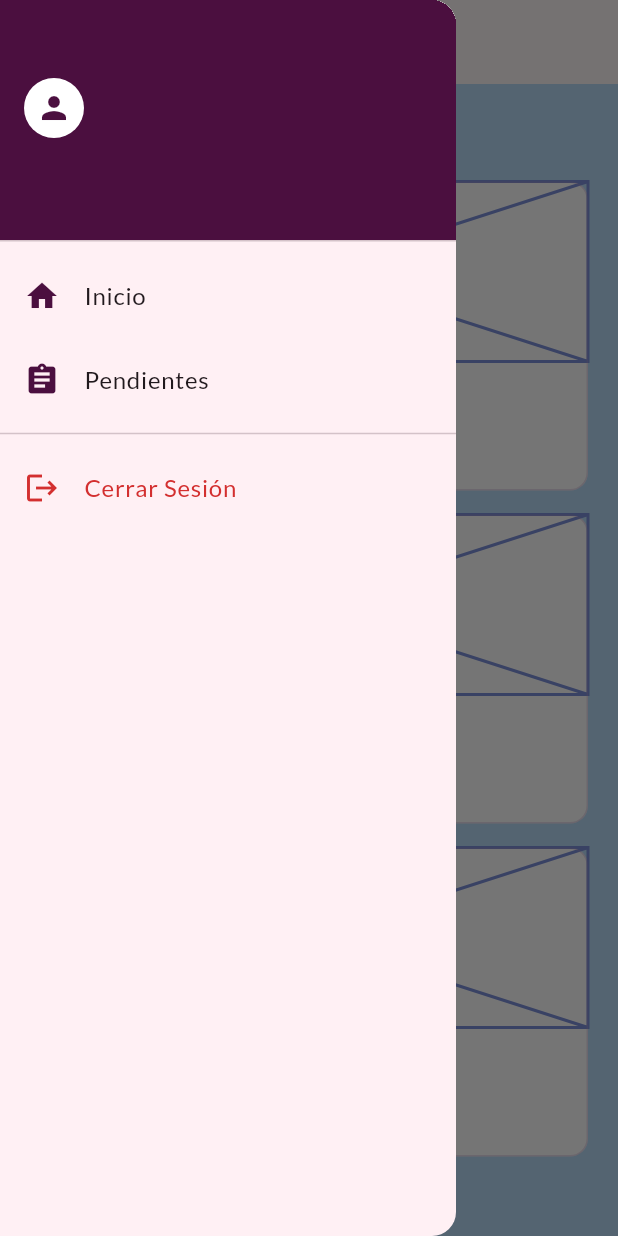
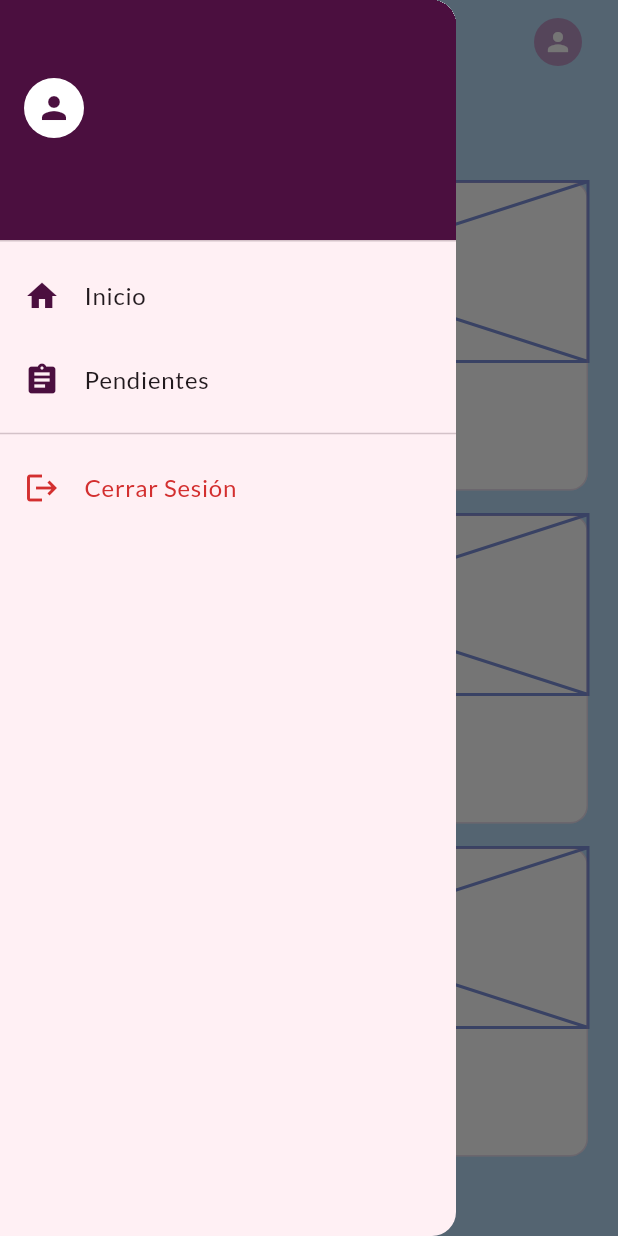
Before and after one commit to Aron-117/App_Lideres-priv, a Flutter app: the HomeScreen screen opened by its route, with the side drawer open, on a phone screen of 412 x 824 dp. Run offline on Flutter 3.47's test engine with Material 3 defaults, Android fonts, the phone set to English and light mode, and no system bars; our stand-ins replace google_fonts; accounts and stored records are empty.

Commit message:
Frontend Funcionamiento de las ventanas

```diff
--- a/lib/core/utils/app_routes.dart
+++ b/lib/core/utils/app_routes.dart
@@ -6,6 +6,7 @@ import '../../features/courses/pendientes_sreen.dart';
 import '../../features/courses/class_detail_screen.dart';
 import '../../features/admin/admin_screen.dart';
 import '../../features/courses/task_detail_screen.dart';
+import '../../features/profile/profile_screen.dart';
 
 class AppRoutes {
   AppRoutes._();
@@ -17,6 +18,7 @@ class AppRoutes {
   static const String classDetail = '/class-detail';
   static const String admin = '/admin';
   static const String taskDetail = '/task-detail';
+  static const String profile = '/profile';
 
   // Mapa de rutas
   static Map<String, WidgetBuilder> get routes => {
@@ -26,5 +28,6 @@ class AppRoutes {
     classDetail: (context) => const ClassDetailScreen(),
     admin: (context) => const AdminScreen(),
     taskDetail: (context) => const TaskDetailScreen(),
+    profile: (context) => const ProfileScreen(),
   };
 }
--- a/lib/features/home/home_screen.dart
+++ b/lib/features/home/home_screen.dart
@@ -29,8 +29,26 @@ class _HomeScreenState extends State<HomeScreen> {
       backgroundColor: AppColors.backgroundLight,
       drawer: const CustomDrawer(), // AGREGAR ESTA LÍNEA
       appBar: AppBar(
-        // ... resto de tu código    appBar: AppBar(
-        // ... (Tu código del AppBar se mantiene igual)
+        backgroundColor: Colors.transparent,
+        elevation: 0,
+        // Flutter pondrá automáticamente el ícono de Menú (hamburguesa) a la izquierda
+        // porque detecta que tienes un `drawer: const CustomDrawer()`.
+
+        // Acciones a la derecha (Nuestro botón de Perfil)
+        actions: [
+          IconButton(
+            icon: const CircleAvatar(
+              backgroundColor: AppColors.secondary,
+              radius: 16,
+              child: Icon(Icons.person, color: AppColors.surfaceWhite, size: 20),
+            ),
+            onPressed: () {
+              // Navegar a la pantalla de perfil
+              Navigator.pushNamed(context, AppRoutes.profile);
+            },
+          ),
+          const SizedBox(width: 16),
+        ],
       ),
       body: Padding(
         padding: const EdgeInsets.symmetric(horizontal: 20.0),
```
Also changed, not shown: lib/features/profile/profile_screen.dart (added, +113 -0 lines).
